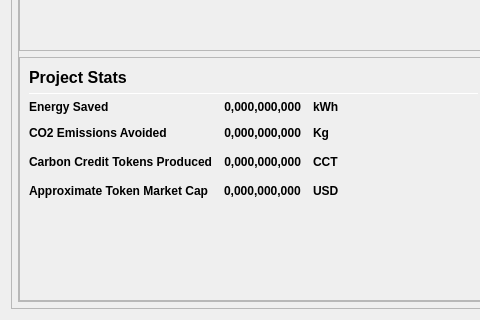
Before: the Qt Designer form src/qt/forms/overviewpage.ui in Carbon-Zero/CarbonZero, drawn with Qt 5; both pictures show x 0 to 480 and y 521 to 841 of the 978 by 841 pixel window.
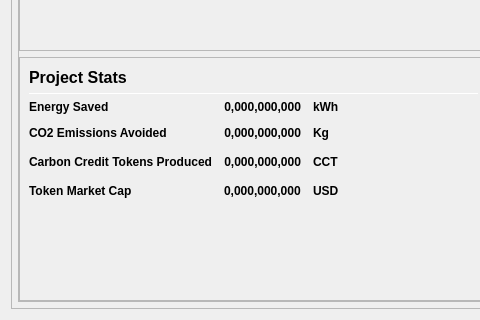
After: the same form once the commit is applied.

Commit message: Token MCAP Label

What changed in the file:
```diff
--- a/src/qt/forms/overviewpage.ui
+++ b/src/qt/forms/overviewpage.ui
@@ -1071,7 +1071,7 @@
                           </font>
                          </property>
                          <property name="text">
-                          <string>Approximate Token Market Cap</string>
+                          <string>Token Market Cap</string>
                          </property>
                         </widget>
                        </item>
```
